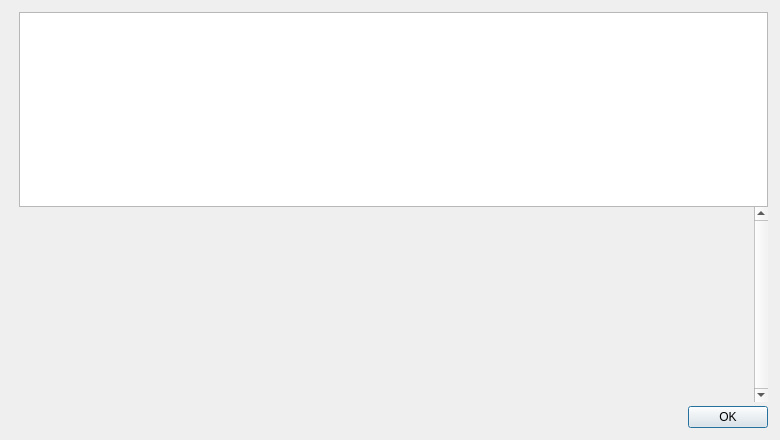
Qt form src/qt/forms/helpmessagedialog.ui (briskcoin-project/briskcoin) before a commit.
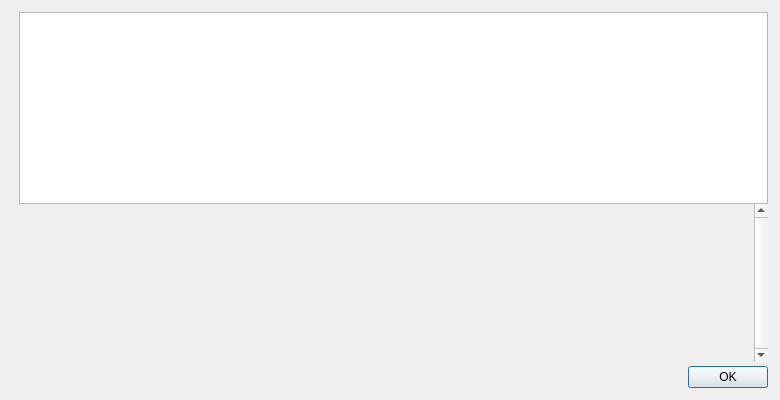
The same form after that commit. Icons and pictures are not drawn.

Patch:
```diff
--- a/src/qt/forms/helpmessagedialog.ui
+++ b/src/qt/forms/helpmessagedialog.ui
@@ -7,7 +7,7 @@
     <x>0</x>
     <y>0</y>
     <width>780</width>
-    <height>440</height>
+    <height>400</height>
    </rect>
   </property>
   <layout class="QHBoxLayout" name="horizontalLayout_2">
```
Left out of the diff: 4 changed lines with no effect on the pictures.
